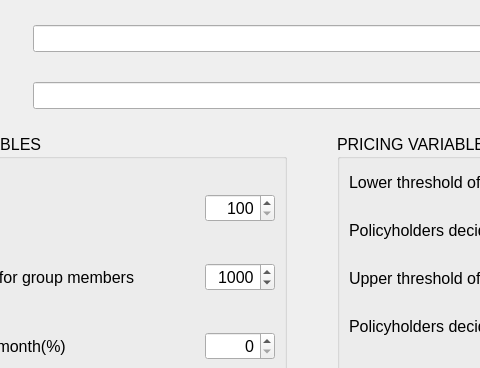
Qt form ui/tps.ui (joshuad31/TandaPay-Simulation) before a commit; both pictures show x 207 to 687 and y 0 to 368 of the 1086 by 935 pixel window.
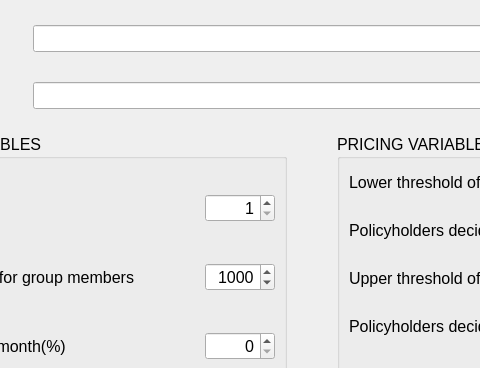
The same form after that commit. Icons and pictures are not drawn.

What changed in the file:
```diff
--- a/ui/tps.ui
+++ b/ui/tps.ui
@@ -170,7 +170,7 @@
               <set>Qt::AlignRight|Qt::AlignTrailing|Qt::AlignVCenter</set>
              </property>
              <property name="minimum">
-              <number>100</number>
+              <number>1</number>
              </property>
              <property name="maximum">
               <number>9999</number>
```
